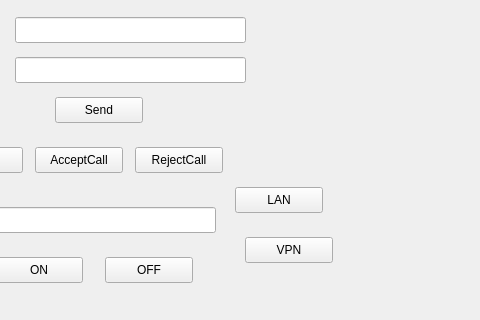
The window that QT_Prj/qt_gst_26_1_1/ui/widget.ui (LightCute/VideoCall) describes before a commit, drawn with Qt 5; both pictures show x 825 to 1305 and y 263 to 583 of the 1305 by 727 pixel window.
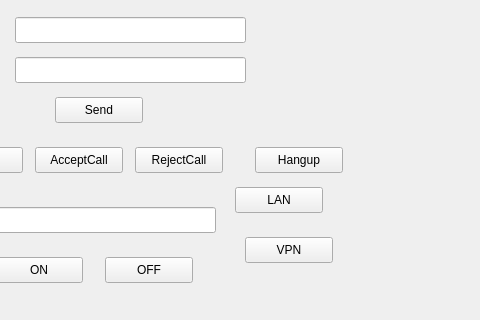
The same window after the commit.

Diff of the .ui file:
```diff
--- a/QT_Prj/qt_gst_26_1_1/ui/widget.ui
+++ b/QT_Prj/qt_gst_26_1_1/ui/widget.ui
@@ -226,6 +226,19 @@
     <string>VPN</string>
    </property>
   </widget>
+  <widget class="QPushButton" name="Bt_Hangup">
+   <property name="geometry">
+    <rect>
+     <x>1080</x>
+     <y>410</y>
+     <width>88</width>
+     <height>26</height>
+    </rect>
+   </property>
+   <property name="text">
+    <string>Hangup</string>
+   </property>
+  </widget>
  </widget>
  <resources/>
  <connections/>
```
